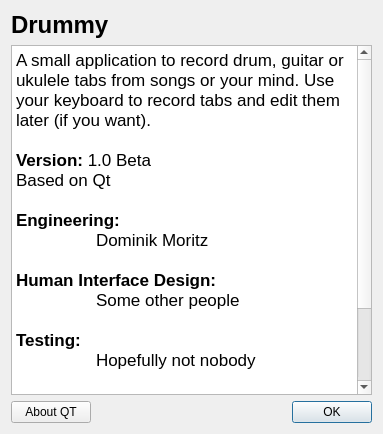
Qt form about.ui (domoritz/drummy) before a commit.
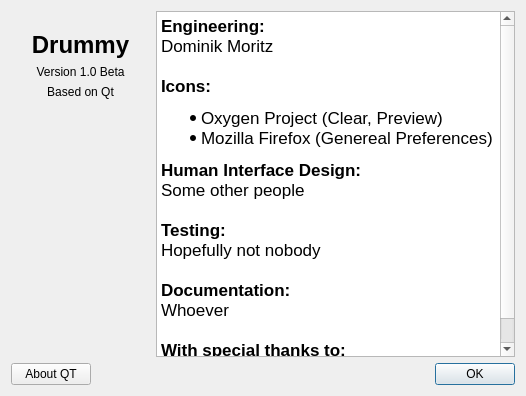
The same form after that commit. Icons and pictures are not drawn.

Patch:
```diff
--- a/about.ui
+++ b/about.ui
@@ -6,75 +6,140 @@
    <rect>
     <x>0</x>
     <y>0</y>
-    <width>383</width>
-    <height>434</height>
+    <width>526</width>
+    <height>396</height>
    </rect>
   </property>
   <property name="windowTitle">
    <string>About Drummy</string>
   </property>
-  <layout class="QVBoxLayout" name="verticalLayout">
-   <item>
-    <widget class="QLabel" name="label">
-     <property name="font">
-      <font>
-       <pointsize>18</pointsize>
-       <weight>75</weight>
-       <bold>true</bold>
-      </font>
+  <layout class="QGridLayout" name="gridLayout">
+   <item row="2" column="1">
+    <widget class="QDialogButtonBox" name="buttonBox">
+     <property name="standardButtons">
+      <set>QDialogButtonBox::Ok</set>
+     </property>
+    </widget>
+   </item>
+   <item row="0" column="0">
+    <layout class="QVBoxLayout" name="verticalLayout_2">
+     <property name="leftMargin">
+      <number>20</number>
+     </property>
+     <property name="rightMargin">
+      <number>20</number>
+     </property>
+     <item>
+      <widget class="QLabel" name="label_4">
+       <property name="text">
+        <string/>
+       </property>
+       <property name="pixmap">
+        <pixmap resource="icons.qrc">:/images/record_64.png</pixmap>
+       </property>
+       <property name="alignment">
+        <set>Qt::AlignCenter</set>
+       </property>
+      </widget>
+     </item>
+     <item>
+      <widget class="QLabel" name="label">
+       <property name="font">
+        <font>
+         <pointsize>18</pointsize>
+         <weight>75</weight>
+         <bold>true</bold>
+        </font>
+       </property>
+       <property name="text">
+        <string>Drummy</string>
+       </property>
+       <property name="alignment">
+        <set>Qt::AlignCenter</set>
+       </property>
+      </widget>
+     </item>
+     <item>
+      <widget class="QLabel" name="label_2">
+       <property name="text">
+        <string>Version 1.0 Beta</string>
+       </property>
+       <property name="alignment">
+        <set>Qt::AlignCenter</set>
+       </property>
+      </widget>
+     </item>
+     <item>
+      <widget class="QLabel" name="label_3">
+       <property name="text">
+        <string>Based on Qt</string>
+       </property>
+       <property name="alignment">
+        <set>Qt::AlignCenter</set>
+       </property>
+      </widget>
+     </item>
+     <item>
+      <spacer name="verticalSpacer">
+       <property name="orientation">
+        <enum>Qt::Vertical</enum>
+       </property>
+       <property name="sizeHint" stdset="0">
+        <size>
+         <width>20</width>
+         <height>40</height>
+        </size>
+       </property>
+      </spacer>
+     </item>
+    </layout>
+   </item>
+   <item row="2" column="0">
+    <widget class="QPushButton" name="aboutQTbutton">
+     <property name="sizePolicy">
+      <sizepolicy hsizetype="Fixed" vsizetype="Fixed">
+       <horstretch>0</horstretch>
+       <verstretch>0</verstretch>
+      </sizepolicy>
      </property>
      <property name="text">
-      <string>Drummy</string>
+      <string>About QT</string>
      </property>
     </widget>
    </item>
-   <item>
+   <item row="0" column="1">
     <widget class="QTextBrowser" name="textBrowser">
+     <property name="sizePolicy">
+      <sizepolicy hsizetype="Expanding" vsizetype="Expanding">
+       <horstretch>1</horstretch>
+       <verstretch>0</verstretch>
+      </sizepolicy>
+     </property>
      <property name="html">
       <string>&lt;!DOCTYPE HTML PUBLIC &quot;-//W3C//DTD HTML 4.0//EN&quot; &quot;http://www.w3.org/TR/REC-html40/strict.dtd&quot;&gt;
 &lt;html&gt;&lt;head&gt;&lt;meta name=&quot;qrichtext&quot; content=&quot;1&quot; /&gt;&lt;style type=&quot;text/css&quot;&gt;
 p, li { white-space: pre-wrap; }
 &lt;/style&gt;&lt;/head&gt;&lt;body style=&quot; font-family:'Lucida Grande'; font-size:13pt; font-weight:400; font-style:normal;&quot;&gt;
-&lt;p style=&quot; margin-top:0px; margin-bottom:0px; margin-left:0px; margin-right:0px; -qt-block-indent:0; text-indent:0px;&quot;&gt;A small application to record drum, guitar or ukulele tabs from songs or your mind. Use your keyboard to record tabs and edit them later (if you want). &lt;/p&gt;
-&lt;p style=&quot;-qt-paragraph-type:empty; margin-top:0px; margin-bottom:0px; margin-left:0px; margin-right:0px; -qt-block-indent:0; text-indent:0px;&quot;&gt;&lt;/p&gt;
-&lt;p style=&quot; margin-top:0px; margin-bottom:0px; margin-left:0px; margin-right:0px; -qt-block-indent:0; text-indent:0px;&quot;&gt;&lt;span style=&quot; font-weight:600;&quot;&gt;Version:&lt;/span&gt; 1.0 Beta&lt;/p&gt;
-&lt;p style=&quot; margin-top:0px; margin-bottom:0px; margin-left:0px; margin-right:0px; -qt-block-indent:0; text-indent:0px;&quot;&gt;Based on Qt&lt;/p&gt;
-&lt;p style=&quot;-qt-paragraph-type:empty; margin-top:0px; margin-bottom:0px; margin-left:0px; margin-right:0px; -qt-block-indent:0; text-indent:0px;&quot;&gt;&lt;/p&gt;
 &lt;p style=&quot; margin-top:0px; margin-bottom:0px; margin-left:0px; margin-right:0px; -qt-block-indent:0; text-indent:0px;&quot;&gt;&lt;span style=&quot; font-weight:600;&quot;&gt;Engineering:&lt;/span&gt;&lt;/p&gt;
-&lt;p style=&quot; margin-top:0px; margin-bottom:0px; margin-left:0px; margin-right:0px; -qt-block-indent:0; text-indent:0px;&quot;&gt;	Dominik Moritz&lt;/p&gt;
+&lt;p style=&quot; margin-top:0px; margin-bottom:0px; margin-left:0px; margin-right:0px; -qt-block-indent:0; text-indent:0px;&quot;&gt;Dominik Moritz&lt;/p&gt;
 &lt;p style=&quot;-qt-paragraph-type:empty; margin-top:0px; margin-bottom:0px; margin-left:0px; margin-right:0px; -qt-block-indent:0; text-indent:0px;&quot;&gt;&lt;/p&gt;
+&lt;p style=&quot; margin-top:0px; margin-bottom:0px; margin-left:0px; margin-right:0px; -qt-block-indent:0; text-indent:0px;&quot;&gt;&lt;span style=&quot; font-weight:600;&quot;&gt;Icons:&lt;/span&gt;&lt;/p&gt;
+&lt;ul style=&quot;margin-top: 0px; margin-bottom: 0px; margin-left: 0px; margin-right: 0px; -qt-list-indent: 1;&quot;&gt;&lt;li style=&quot; margin-top:12px; margin-bottom:0px; margin-left:0px; margin-right:0px; -qt-block-indent:0; text-indent:0px;&quot;&gt;Oxygen Project (Clear, Preview)&lt;/li&gt;
+&lt;li style=&quot; margin-top:0px; margin-bottom:12px; margin-left:0px; margin-right:0px; -qt-block-indent:0; text-indent:0px;&quot;&gt;Mozilla Firefox (Genereal Preferences)&lt;/li&gt;&lt;/ul&gt;
 &lt;p style=&quot; margin-top:0px; margin-bottom:0px; margin-left:0px; margin-right:0px; -qt-block-indent:0; text-indent:0px;&quot;&gt;&lt;span style=&quot; font-weight:600;&quot;&gt;Human Interface Design:&lt;/span&gt;&lt;/p&gt;
-&lt;p style=&quot; margin-top:0px; margin-bottom:0px; margin-left:0px; margin-right:0px; -qt-block-indent:0; text-indent:0px;&quot;&gt;	Some other people&lt;/p&gt;
+&lt;p style=&quot; margin-top:0px; margin-bottom:0px; margin-left:0px; margin-right:0px; -qt-block-indent:0; text-indent:0px;&quot;&gt;Some other people&lt;/p&gt;
 &lt;p style=&quot;-qt-paragraph-type:empty; margin-top:0px; margin-bottom:0px; margin-left:0px; margin-right:0px; -qt-block-indent:0; text-indent:0px;&quot;&gt;&lt;/p&gt;
 &lt;p style=&quot; margin-top:0px; margin-bottom:0px; margin-left:0px; margin-right:0px; -qt-block-indent:0; text-indent:0px;&quot;&gt;&lt;span style=&quot; font-weight:600;&quot;&gt;Testing:&lt;/span&gt;&lt;/p&gt;
-&lt;p style=&quot; margin-top:0px; margin-bottom:0px; margin-left:0px; margin-right:0px; -qt-block-indent:0; text-indent:0px;&quot;&gt;	Hopefully not nobody&lt;/p&gt;
+&lt;p style=&quot; margin-top:0px; margin-bottom:0px; margin-left:0px; margin-right:0px; -qt-block-indent:0; text-indent:0px;&quot;&gt;Hopefully not nobody&lt;/p&gt;
 &lt;p style=&quot;-qt-paragraph-type:empty; margin-top:0px; margin-bottom:0px; margin-left:0px; margin-right:0px; -qt-block-indent:0; text-indent:0px;&quot;&gt;&lt;/p&gt;
 &lt;p style=&quot; margin-top:0px; margin-bottom:0px; margin-left:0px; margin-right:0px; -qt-block-indent:0; text-indent:0px;&quot;&gt;&lt;span style=&quot; font-weight:600;&quot;&gt;Documentation:&lt;/span&gt;&lt;/p&gt;
-&lt;p style=&quot; margin-top:0px; margin-bottom:0px; margin-left:0px; margin-right:0px; -qt-block-indent:0; text-indent:0px;&quot;&gt;	Whoever&lt;/p&gt;
+&lt;p style=&quot; margin-top:0px; margin-bottom:0px; margin-left:0px; margin-right:0px; -qt-block-indent:0; text-indent:0px;&quot;&gt;Whoever&lt;/p&gt;
 &lt;p style=&quot;-qt-paragraph-type:empty; margin-top:0px; margin-bottom:0px; margin-left:0px; margin-right:0px; -qt-block-indent:0; text-indent:0px;&quot;&gt;&lt;/p&gt;
 &lt;p style=&quot; margin-top:0px; margin-bottom:0px; margin-left:0px; margin-right:0px; -qt-block-indent:0; text-indent:0px;&quot;&gt;&lt;span style=&quot; font-weight:600;&quot;&gt;With special thanks to:&lt;/span&gt;&lt;/p&gt;
-&lt;p style=&quot; margin-top:0px; margin-bottom:0px; margin-left:0px; margin-right:0px; -qt-block-indent:0; text-indent:0px;&quot;&gt;	Mom&lt;/p&gt;&lt;/body&gt;&lt;/html&gt;</string>
+&lt;p style=&quot; margin-top:0px; margin-bottom:0px; margin-left:0px; margin-right:0px; -qt-block-indent:0; text-indent:0px;&quot;&gt;Mom&lt;/p&gt;&lt;/body&gt;&lt;/html&gt;</string>
      </property>
     </widget>
    </item>
-   <item>
-    <layout class="QHBoxLayout" name="horizontalLayout">
-     <item>
-      <widget class="QPushButton" name="aboutQTbutton">
-       <property name="text">
-        <string>About QT</string>
-       </property>
-      </widget>
-     </item>
-     <item>
-      <widget class="QDialogButtonBox" name="buttonBox">
-       <property name="standardButtons">
-        <set>QDialogButtonBox::Ok</set>
-       </property>
-      </widget>
-     </item>
-    </layout>
-   </item>
   </layout>
  </widget>
  <resources/>
```
Left out of the diff: 4 changed lines with no effect on the pictures.
